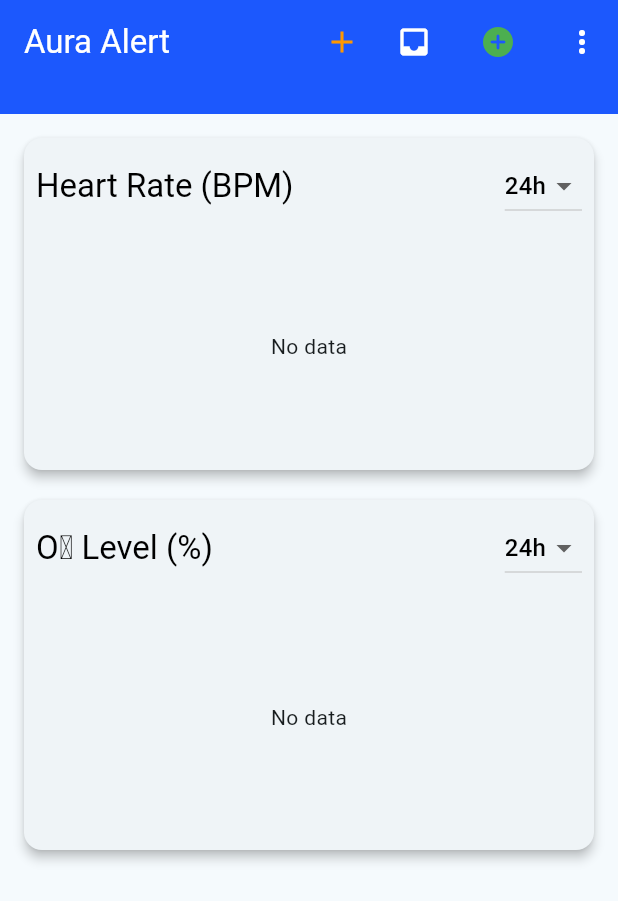
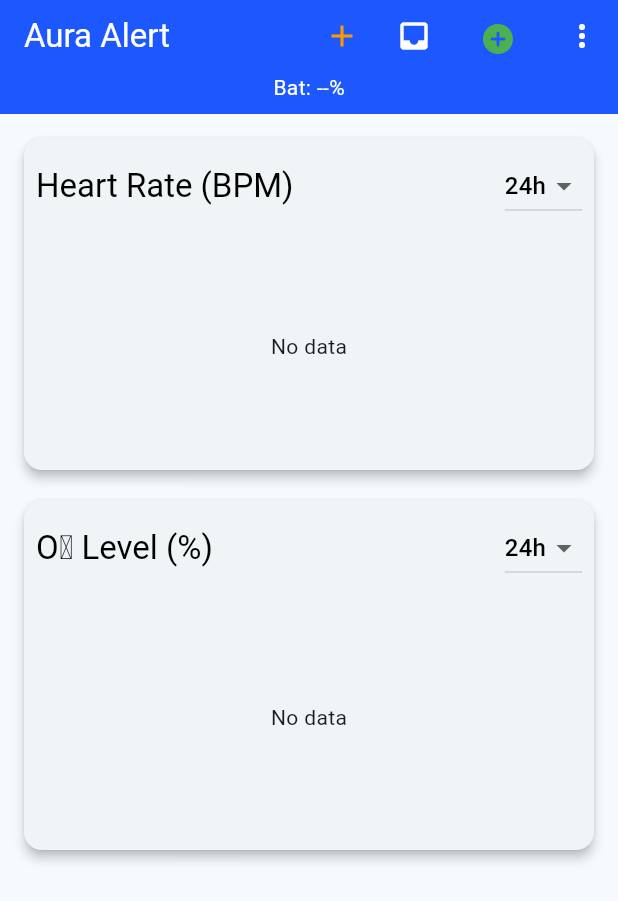
Before and after one commit to alex42p/Aura_Alert, a Flutter app: the screen it shows after launch, on a phone screen of 412 x 824 dp. Shown: the top 901 px of the screen. Run offline on Flutter 3.47's test engine with Material 3 defaults, Android fonts, the light colour scheme and no system bars; our stand-ins replace fl_chart, flutter_local_notifications, share_plus, shared_preferences, sqflite; missing offline and left inert: flutter_reactive_ble; accounts and stored records are empty.

```diff
--- a/lib/main.dart
+++ b/lib/main.dart
@@ -12,7 +12,6 @@
 import 'package:flutter_localizations/flutter_localizations.dart';
 
 // TODO: Change app icon and name
-// TODO: Design graphs so they are easier to understand
 // TODO: Add "About" button to AppBar/settings to explain how the app functions
 
 void main() async {
@@ -115,8 +114,9 @@
             child: ValueListenableBuilder<int?>(
               valueListenable: BleService.instance.latestBattery,
               builder: (context, bat, _) {
-                if (bat == null) return const SizedBox.shrink();
-                return Text('Battery: $bat%', style: const TextStyle(color: Colors.white));
+                // if (bat == null) return const SizedBox.shrink();
+                if (bat == null) return Text('Bat: --%', style: const TextStyle(color: Colors.white));
+                return Text('Bat: $bat%', style: const TextStyle(color: Colors.white));
               },
             ),
           ),
```
Also changed, not shown: 63 other files.
